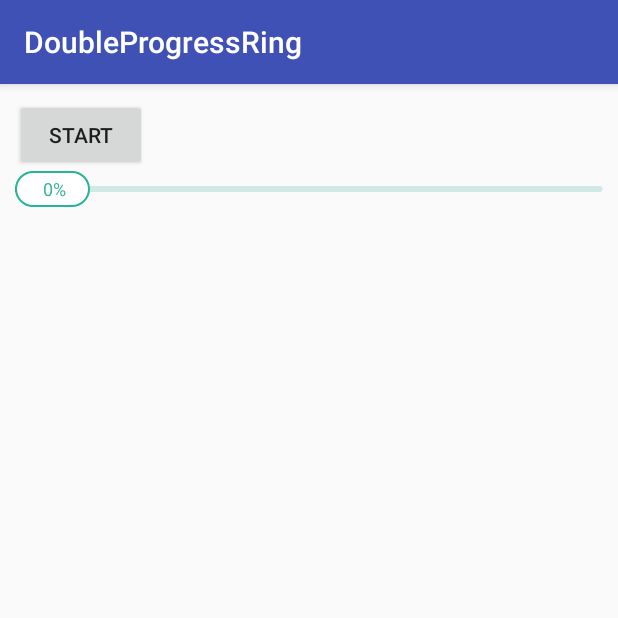
After one commit to asendiLin/AnimationCustomView, an Android app: the ProgressLineActivity screen opened directly, with no data from a screen before it, on a phone screen of 412 x 824 dp, the top half of it. The commit adds this screen. Run offline under Robolectric (Android 15) with nearby library versions, the phone set to English and light mode, and no system bars.

Commit message:
增加渐变水平进度条

```diff
--- a/app/src/main/AndroidManifest.xml
+++ b/app/src/main/AndroidManifest.xml
@@ -28,6 +28,9 @@
             android:enabled="true"
             android:exported="true">
         </service>
+
+        <activity android:name=".progress_line.ProgressLineActivity">
+        </activity>
     </application>
 
 </manifest>
--- a/app/src/main/java/com/sendi/animation_custom_view/MainActivity.java
+++ b/app/src/main/java/com/sendi/animation_custom_view/MainActivity.java
@@ -8,6 +8,7 @@ import android.view.View;
 import com.sendi.animation_custom_view.button.RecordButtonActivity;
 import com.sendi.animation_custom_view.doubleprogressring.DoubleProgressRingActivity;
 import com.sendi.animation_custom_view.point.ManyPointViewActivity;
+import com.sendi.animation_custom_view.progress_line.ProgressLineActivity;
 
 public class MainActivity extends AppCompatActivity {
 
@@ -29,4 +30,8 @@ public class MainActivity extends AppCompatActivity {
     public void toRecordButton(View view) {
         startActivity(new Intent(this, RecordButtonActivity.class));
     }
+
+    public void toProgressLine(View view) {
+        startActivity(new Intent(this, ProgressLineActivity.class));
+    }
 }
--- /dev/null
+++ b/app/src/main/java/com/sendi/animation_custom_view/progress_line/MMProgressLine.kt
@@ -0,0 +1,286 @@
+package com.sendi.commentdemo
+
+import android.animation.Animator
+import android.animation.FloatEvaluator
+import android.animation.ValueAnimator
+import android.content.Context
+import android.content.res.TypedArray
+import android.graphics.Canvas
+import android.graphics.Color
+import android.graphics.Paint
+import android.graphics.Rect
+import android.graphics.drawable.Drawable
+import android.util.AttributeSet
+import android.util.Log
+import android.view.View
+import android.view.animation.Interpolator
+import com.sendi.animation_custom_view.R
+
+/**
+ * 创建时间：2018/12/4
+ * 作者：asendi
+ * 功能描述：进度条
+ */
+class MMProgressLine @JvmOverloads constructor(context: Context, attrs: AttributeSet? = null, defStyleAttr: Int = 0) :
+    View(context, attrs, defStyleAttr) {
+
+    private val TAG = "MMProgressLine"
+
+
+    private var mLinePaint: Paint? = null
+    private var mProgressPaint: Paint? = null
+    private var mTextPaint: Paint? = null
+
+    private var mTextBound: Rect? = null
+
+    private var mTagDrawable: Drawable? = null
+    private var mTagBound: Rect? = null
+
+    private var mProgressDrawable: Drawable? = null
+    private var mProgressBound: Rect? = null
+
+    private var mTagLeft = 0
+    private var mTagRight = 0
+    private var mTagTop = 0
+    private var mTagBottom = 0
+
+    private val mProgressText = "100%"
+    private var mCurrentProgress: String? = null
+    private var mCurrentProgressValue = 0f
+    private var mTextWidth = 0
+
+    private var mProgressAnimation: ValueAnimator? = null
+
+    private var mTagHeight = DEFAULT_TAG_HEIGHT
+    private var mTagWidth = DEFAULT_TAG_WIDTH
+    private var mLineStroke = DEFAULT_LINE_STROKE.toFloat()
+
+    private var mLineColor: Int = 0
+    private var mProgressColor: Int = 0
+    private var mTextColor: Int = 0
+
+    private var mTextSize: Int = 0
+
+    private var mEndListerner: OnAnimationEndListener? = null
+
+    init {
+
+        init(context, attrs, defStyleAttr)
+    }
+
+    private fun init(context: Context, attrs: AttributeSet?, defStyleAttr: Int) {
+
+        val typedArray = context.obtainStyledAttributes(attrs, R.styleable.MMProgressLine, defStyleAttr, 0)
+
+        mTagHeight = typedArray.getDimensionPixelSize(R.styleable.MMProgressLine_pl_tag_height, DEFAULT_TAG_HEIGHT)
+        mTagWidth = typedArray.getDimensionPixelSize(R.styleable.MMProgressLine_pl_tag_width, DEFAULT_TAG_WIDTH)
+        mLineStroke = typedArray.getDimensionPixelSize(
+            R.styleable.MMProgressLine_pl_line_stroke,
+            dp2Px(context, DEFAULT_LINE_STROKE).toInt()
+        ).toFloat()
+
+        mLineColor = typedArray.getColor(R.styleable.MMProgressLine_pl_line_color, DEFAULT_LINE_COLOR)
+        mProgressColor = typedArray.getColor(R.styleable.MMProgressLine_pl_progress_color, DEFAULT_PROGRESS_COLOR)
+        mTextColor = typedArray.getColor(R.styleable.MMProgressLine_pl_text_color, DEFAULT_TEXT_COLOR)
+
+        mTextSize = typedArray.getDimensionPixelSize(
+            R.styleable.MMProgressLine_pl_text_size,
+            sp2Px(context, DEFAULT_TEXT_SIZE).toInt()
+        )
+
+        typedArray.recycle()
+
+        mLinePaint = Paint()
+        mLinePaint!!.style = Paint.Style.FILL_AND_STROKE
+        mLinePaint!!.isAntiAlias = true
+        mLinePaint!!.strokeWidth = mLineStroke
+        mLinePaint!!.strokeCap = Paint.Cap.ROUND
+        mLinePaint!!.strokeJoin = Paint.Join.ROUND
+        mLinePaint!!.color = mLineColor
+
+        mProgressPaint = Paint()
+        mProgressPaint!!.style = Paint.Style.FILL_AND_STROKE
+        mProgressPaint!!.isAntiAlias = true
+        mProgressPaint!!.strokeWidth = mLineStroke
+        mProgressPaint!!.strokeCap = Paint.Cap.ROUND
+        mProgressPaint!!.strokeJoin = Paint.Join.ROUND
+        mProgressPaint!!.color = mProgressColor
+
+        mTextPaint = Paint()
+        mTextPaint!!.style = Paint.Style.FILL_AND_STROKE
+        mTextPaint!!.isAntiAlias = true
+        mTextPaint!!.color = mTextColor
+        mTextPaint!!.textSize = mTextSize.toFloat()
+        mTextBound = Rect()
+        mTextPaint!!.getTextBounds(mProgressText, 0, mProgressText.length, mTextBound)
+
+        mTextWidth = mTextBound!!.width()
+
+        mTagDrawable = resources.getDrawable(R.drawable.bg_tag_progress)
+
+        mTagLeft = 0
+        mTagRight = (mTagLeft + dp2Px(context, mTagWidth)).toInt()
+        mTagTop = 0
+        mTagBottom = dp2Px(context, mTagHeight).toInt()
+        mTagBound = Rect(mTagLeft, mTagTop, mTagRight, mTagBottom)
+
+        mTagDrawable!!.bounds = mTagBound!!
+
+        mProgressDrawable = resources.getDrawable(R.drawable.bg_line_progress)
+        mProgressBound = Rect()
+    }
+
+    fun setEndListerner(mEndListerner: OnAnimationEndListener) {
+        this.mEndListerner = mEndListerner
+    }
+
+    /**
+     * 开始动画
+     */
+    fun startProgressAnimation(finalValue: Float) {
+        if (finalValue > 1f || finalValue < 0f) return
+
+        mProgressAnimation = ValueAnimator.ofFloat(0f, finalValue)
+        mProgressAnimation!!.addUpdateListener { animation ->
+            Log.d(TAG, "startProgressAnimation: " + animation.animatedFraction)
+            mCurrentProgressValue = animation.animatedValue as Float
+            postInvalidate()
+        }
+        mProgressAnimation!!.addListener(object : Animator.AnimatorListener {
+            override fun onAnimationStart(animation: Animator) {
+
+            }
+
+            override fun onAnimationEnd(animation: Animator) {
+                if (mEndListerner != null)
+                    mEndListerner!!.onEnd()
+            }
+
+            override fun onAnimationCancel(animation: Animator) {
+                if (mEndListerner != null)
+                    mEndListerner!!.onEnd()
+            }
+
+            override fun onAnimationRepeat(animation: Animator) {
+
+            }
+        })
+        mProgressAnimation!!.interpolator = LineInterceptor()
+        mProgressAnimation!!.setEvaluator(FloatEvaluator())
+
+        mProgressAnimation!!.duration = ANIMATION_DURATION.toLong()
+        mProgressAnimation!!.start()
+    }
+
+    /**
+     * 释放资源
+     */
+    fun stop() {
+        if (mProgressAnimation != null) {
+            mProgressAnimation!!.removeAllUpdateListeners()
+            mProgressAnimation!!.cancel()
+        }
+
+    }
+
+    override fun onDraw(canvas: Canvas) {
+        super.onDraw(canvas)
+
+        val width = width
+        val height = height
+
+        //draw background line
+        canvas.drawLine(
+            dp2Px(context, 2) + paddingLeft,
+            height / 2f,
+            width - dp2Px(context, 2),
+            height / 2f,
+            mLinePaint!!
+        )
+
+        var currentWidth =
+            mCurrentProgressValue * (width.toFloat() - dp2Px(context, mTagWidth) - paddingRight.toFloat())
+
+        if (currentWidth == width - dp2Px(context, 2)) {
+            currentWidth -= dp2Px(context, 2)
+        }
+        // draw progress line
+        canvas.drawLine(dp2Px(context, 2) + paddingLeft, height / 2f, currentWidth, height / 2f, mProgressPaint!!)
+
+        mProgressBound!!.set(
+            dp2Px(context, 2).toInt() + paddingLeft, height / 2 - dp2Px(context, 2).toInt(),
+            currentWidth.toInt(), height / 2 + dp2Px(context, 2).toInt()
+        )
+        mProgressDrawable!!.bounds = mProgressBound!!
+        mProgressDrawable!!.draw(canvas)
+
+        var tagLeft = currentWidth
+
+        if (tagLeft > width.toFloat() - dp2Px(context, mTagWidth) - dp2Px(context, 2) - paddingRight.toFloat()) {
+            tagLeft = width.toFloat() - dp2Px(context, mTagWidth) - dp2Px(context, 2) - paddingRight.toFloat()
+        }
+
+        if (tagLeft < 0f) {
+            tagLeft = 0f
+        }
+
+        mTagBound!!.set(
+            tagLeft.toInt(),
+            0,
+            (tagLeft + dp2Px(context, mTagWidth)).toInt(),
+            dp2Px(context, mTagHeight).toInt()
+        )
+        mTagDrawable!!.bounds = mTagBound!!
+        mTagDrawable!!.draw(canvas)
+
+        mCurrentProgress = (mCurrentProgressValue * 100).toInt().toString() + "%"
+        //draw text
+        mTextPaint!!.getTextBounds(mCurrentProgress, 0, mCurrentProgress!!.length, mTextBound)
+        val fontMetricsInt = mTextPaint!!.fontMetricsInt
+
+        //        float startX = getPaddingLeft() + tagLeft + dp2Px(getContext(), 12) + (mTextWidth - mTextBound.width()) / 2f;
+        val startX = paddingLeft.toFloat() + tagLeft + mTextSize.toFloat() + (mTextWidth - mTextBound!!.width()) / 2f
+        val startY = height / 2 + (Math.abs(fontMetricsInt.ascent) - Math.abs(fontMetricsInt.descent)) / 2f
+        canvas.drawText(mCurrentProgress!!, startX, startY, mTextPaint!!)
+    }
+
+    private fun dp2Px(context: Context, dpVal: Int): Float {
+        val density = context.resources.displayMetrics.density
+        return dpVal * density + 0.5f
+    }
+
+    private fun sp2Px(context: Context, spVal: Int): Float {
+
+        val scaledDensity = context.resources.displayMetrics.scaledDensity
+        return spVal * scaledDensity + 0.5f
+    }
+
+
+    private inner class LineInterceptor : Interpolator {
+
+        override fun getInterpolation(input: Float): Float {
+
+            return 1f - (1f - input) * (1f - input)
+
+        }
+    }
+
+    interface OnAnimationEndListener {
+        fun onEnd()
+    }
+
+    companion object {
+
+        private val ANIMATION_DURATION = 2500
+
+        private val DEFAULT_TEXT_SIZE = 12
+
+        private val DEFAULT_TAG_HEIGHT = 24
+        private val DEFAULT_TAG_WIDTH = 50
+        private val DEFAULT_LINE_STROKE = 4
+
+        private val DEFAULT_LINE_COLOR = Color.parseColor("#D2E8E4")
+        private val DEFAULT_PROGRESS_COLOR = Color.parseColor("#23B396")
+        private val DEFAULT_TEXT_COLOR = Color.parseColor("#37B49D")
+    }
+}
--- /dev/null
+++ b/app/src/main/java/com/sendi/animation_custom_view/progress_line/ProgressLineActivity.kt
@@ -0,0 +1,28 @@
+package com.sendi.animation_custom_view.progress_line
+
+import android.support.v7.app.AppCompatActivity
+import android.os.Bundle
+import android.view.View
+import com.sendi.animation_custom_view.R
+import com.sendi.commentdemo.MMProgressLine
+
+class ProgressLineActivity : AppCompatActivity() {
+
+    var mProgressLine: MMProgressLine? = null
+
+    override fun onCreate(savedInstanceState: Bundle?) {
+        super.onCreate(savedInstanceState)
+        setContentView(R.layout.activity_progress_line)
+
+        mProgressLine = findViewById(R.id.progress_line)
+    }
+
+    fun onStart(view: View) {
+        mProgressLine?.startProgressAnimation(0.9f)
+    }
+
+    override fun onDestroy() {
+        super.onDestroy()
+        mProgressLine?.stop()
+    }
+}
--- /dev/null
+++ b/app/src/main/res/drawable/bg_tag_progress.xml
@@ -0,0 +1,11 @@
+<?xml version="1.0" encoding="utf-8"?>
+<shape xmlns:android="http://schemas.android.com/apk/res/android"
+    android:shape="rectangle">
+
+    <solid android:color="#FFFFFF" />
+    <stroke
+        android:color="#28B498"
+        android:width="1dp" />
+    <corners android:radius="12dp" />
+
+</shape>
--- /dev/null
+++ b/app/src/main/res/layout/activity_progress_line.xml
@@ -0,0 +1,24 @@
+<?xml version="1.0" encoding="utf-8"?>
+<LinearLayout
+    xmlns:android="http://schemas.android.com/apk/res/android"
+    xmlns:app="http://schemas.android.com/apk/res-auto"
+    xmlns:tools="http://schemas.android.com/tools"
+    android:layout_width="match_parent"
+    android:layout_height="match_parent"
+    android:orientation="vertical"
+    android:padding="10dp"
+    tools:context="com.sendi.animation_custom_view.progress_line.ProgressLineActivity">
+
+    <Button
+        android:onClick="onStart"
+        android:layout_width="wrap_content"
+        android:layout_height="wrap_content"
+        android:text="start"
+        />
+    <com.sendi.commentdemo.MMProgressLine
+        android:id="@+id/progress_line"
+        android:layout_width="match_parent"
+        android:layout_height="24dp"/>
+
+
+</LinearLayout>
```
Also changed, not shown: app/src/main/res/layout/activity_main.xml (+6 -1 lines), app/src/main/res/values/styles.xml (+9 -1 lines), app/src/main/image/progress_line.gif (added), app/src/main/res/drawable/bg_line_progress.png (added).
